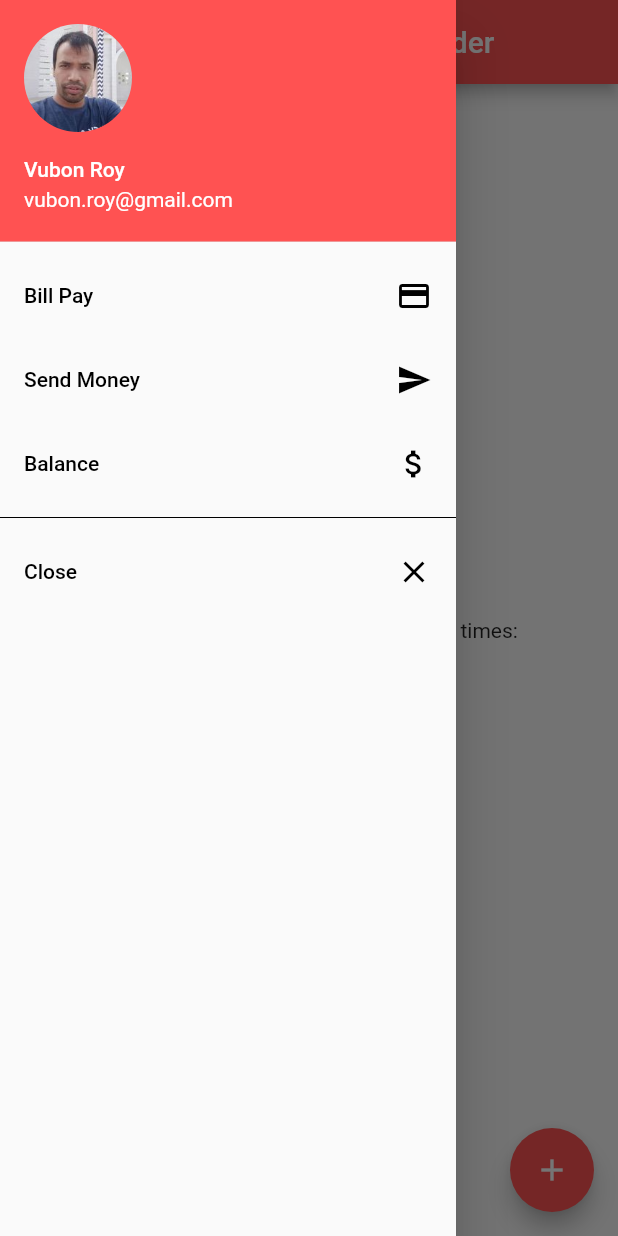
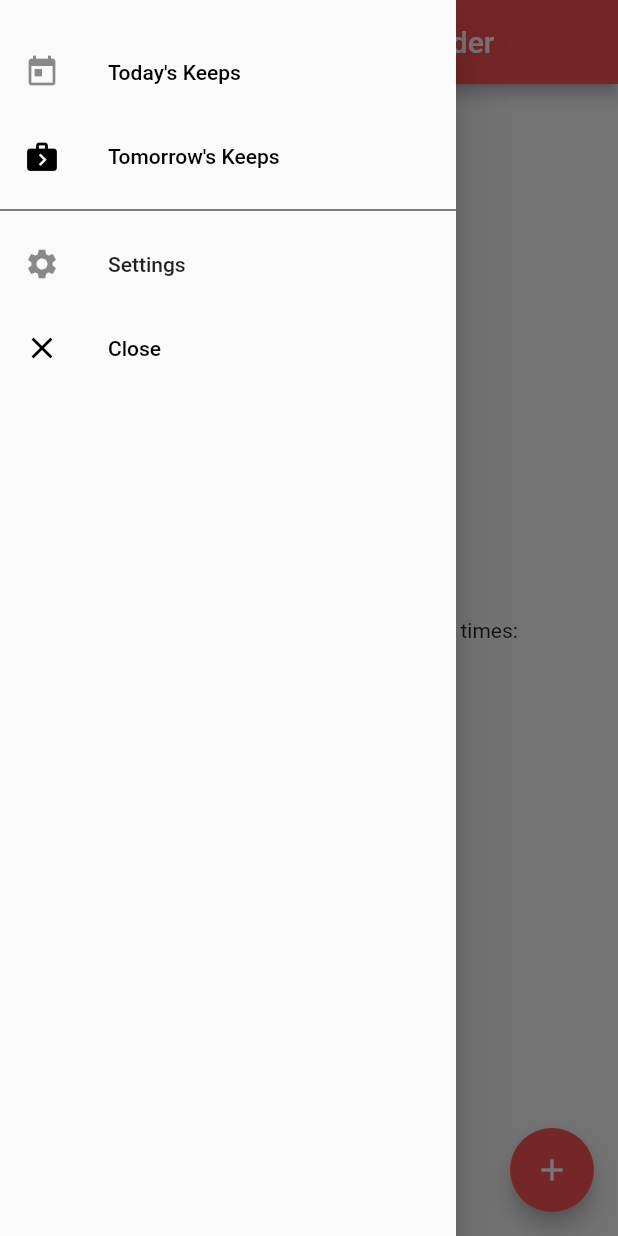
Before and after one commit to vubon/keep-reminder, a Flutter app: the HomeScreen screen opened by its route, with the side drawer open, on a phone screen of 412 x 824 dp. Run offline on Flutter 3.47's test engine with Material 2 defaults, Android fonts, the phone set to English and light mode, and no system bars.

Commit message:
modified the menu

```diff
--- a/lib/screens/home/index.dart
+++ b/lib/screens/home/index.dart
@@ -67,44 +67,43 @@ class _HomeScreenState extends State<HomeScreen> with TickerProviderStateMixin{
 	    // create sidebar menu
 	    drawer: new Drawer(
 			    child: new ListView(
+						padding: new EdgeInsets.fromLTRB(0.0, 20.0, 0.0, 0.0),
 				    children: <Widget>[
-					    new UserAccountsDrawerHeader(
-						    accountName: new Text("Vubon Roy"),
-						    accountEmail: new Text("vubon.roy@gmail.com"),
-						    currentAccountPicture: new CircleAvatar(
-							    backgroundColor: Colors.redAccent,
-							    backgroundImage: new AssetImage('assets/images/vubon.jpg'),
-						    ),
-						    decoration: new BoxDecoration(color: Colors.redAccent),
-					    ),
+//					    new UserAccountsDrawerHeader(
+//						    accountName: new Text("Vubon Roy"),
+//						    accountEmail: new Text("vubon.roy@gmail.com"),
+//						    currentAccountPicture: new CircleAvatar(
+//							    backgroundColor: Colors.redAccent,
+//							    backgroundImage: new AssetImage('assets/images/vubon.jpg'),
+//						    ),
+//						    decoration: new BoxDecoration(color: Colors.redAccent),
+//					    ),
+
 					    new ListTile(
-						    title: new Text('Bill Pay', style: new TextStyle(color: Colors.black)),
-						    trailing: new Icon(Icons.payment, color: Colors.black,),
+						    title: new Text("Today's Keeps", style: new TextStyle(color: Colors.black)),
+						    // trailing: new Icon(Icons.payment, color: Colors.black,),
+						    leading: new Icon(Icons.today),
 						    onTap: () {
 							    Navigator.of(context).pop();
 							    Navigator.of(context).pushNamed("/BillPay");
 						    },
 					    ),
 					    new ListTile(
-						    title: new Text('Send Money', style: new TextStyle(color: Colors.black)),
-						    trailing: new Icon(Icons.send, color: Colors.black,),
+						    title: new Text("Tomorrow's Keeps", style: new TextStyle(color: Colors.black)),
+						    leading: new Icon(Icons.next_week, color: Colors.black,),
 						    onTap: () {
 							    Navigator.of(context).pop();
 							    Navigator.of(context).pushNamed("/SendMoney");
 						    },
 					    ),
-					    new ListTile(
-						    title: new Text('Balance', style: new TextStyle(color: Colors.black)),
-						    trailing: new Icon(Icons.attach_money, color: Colors.black),
-						    onTap: () {
-							    Navigator.of(context).pop();
-							    Navigator.of(context).pushNamed("/Balance");
-						    },
-					    ),
 					    new Divider(color: Colors.black,),
 					    new ListTile(
+								title: new Text('Settings'),
+								leading: new Icon(Icons.settings),
+							),
+					    new ListTile(
 						    title: new Text('Close', style: new TextStyle(color: Colors.black)),
-						    trailing: new Icon(Icons.close, color: Colors.black,),
+						    leading: new Icon(Icons.close, color: Colors.black,),
 						    onTap: ()=> Navigator.of(context).pop(),
 					    ),
 
```
